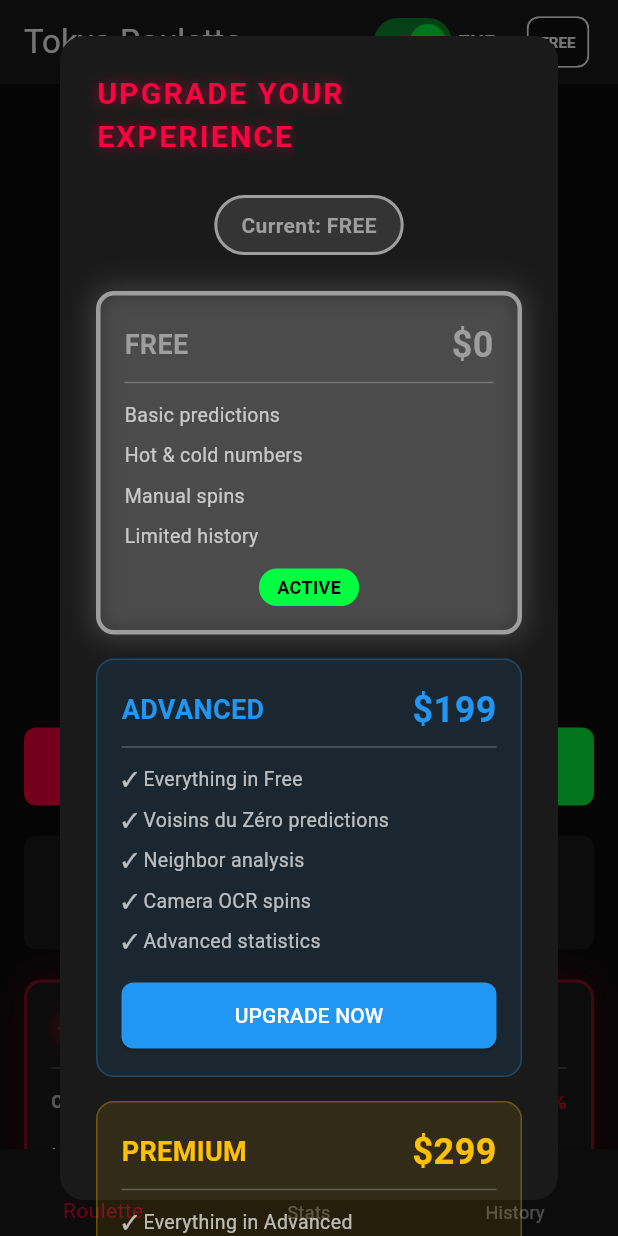
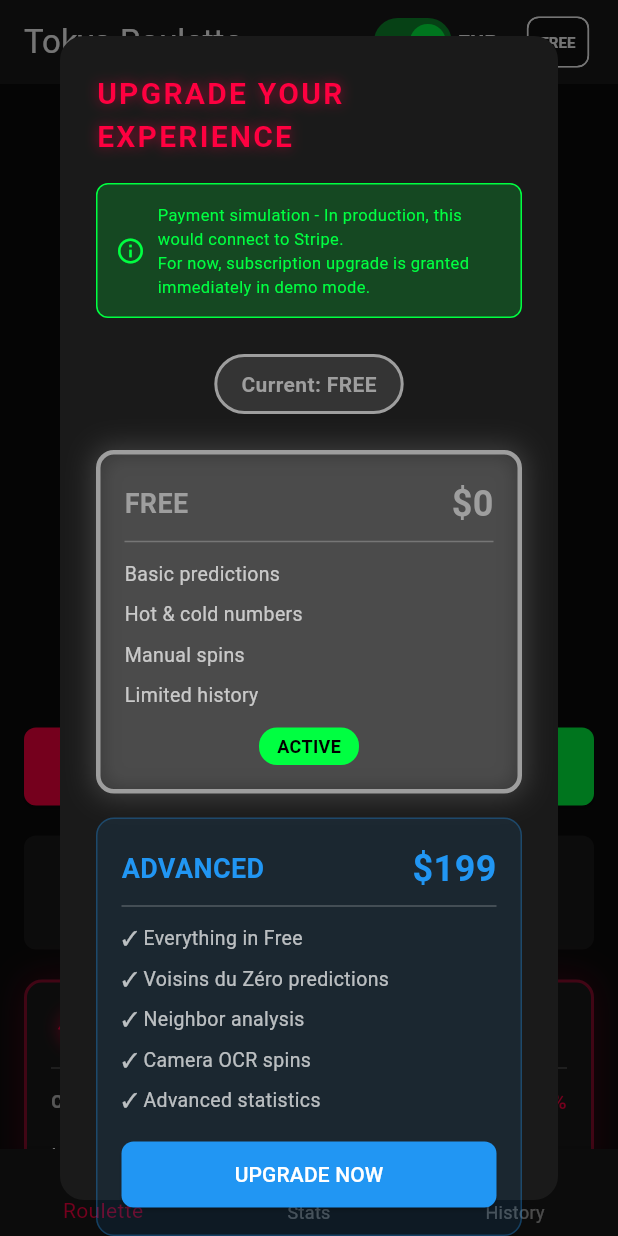
Before and after one commit to Melampe001/Tokyoapps, a Flutter app: the screen it shows after launch, after a tap on "MANUAL SPIN", after a tap on "FREE", on a phone screen of 412 x 824 dp. Run offline on Flutter 3.47's test engine with Material 3 defaults, Android fonts, the phone set to English and light mode, and no system bars; our stand-ins replace camera, cloud_firestore, firebase_auth, firebase_core, fl_chart, image_picker and 4 more; missing offline and left inert: flutter_stripe, google_mlkit_text_recognition; accounts and stored records are empty; statements that could not run were skipped.

Commit message:
Add demo mode support for Firebase and Stripe simulation
Co-authored-by: Melampe001 <234979826+Melampe001@users.noreply.github.com>

```diff
--- a/lib/main.dart
+++ b/lib/main.dart
@@ -7,19 +7,33 @@ import 'viewmodels/roulette_viewmodel.dart';
 import 'viewmodels/auth_viewmodel.dart';
 import 'views/screens/splash_screen.dart';
 import 'utils/constants.dart';
+import 'utils/demo_mode.dart';
 
 void main() async {
   WidgetsFlutterBinding.ensureInitialized();
 
   // Initialize Firebase (with error handling for missing config)
-  try {
-    await Firebase.initializeApp();
-  } catch (e) {
-    print('Firebase initialization error: $e');
+  if (!DemoMode.isEnabled) {
+    try {
+      await Firebase.initializeApp();
+      print('Firebase initialized successfully');
+    } catch (e) {
+      print('Firebase initialization error: $e');
+      print('App will run in demo mode without Firebase');
+    }
+  } else {
+    print('Running in DEMO MODE - Firebase initialization skipped');
+    print(DemoMode.demoMessage);
   }
 
-  // Initialize Stripe
-  Stripe.publishableKey = AppConstants.stripePublishableKey;
+  // Initialize Stripe (only if not in demo mode)
+  if (!DemoMode.isEnabled) {
+    try {
+      Stripe.publishableKey = AppConstants.stripePublishableKey;
+    } catch (e) {
+      print('Stripe initialization error: $e');
+    }
+  }
 
   // Set preferred orientations (horizontal support)
   await SystemChrome.setPreferredOrientations([
--- /dev/null
+++ b/lib/utils/demo_mode.dart
@@ -0,0 +1,27 @@
+import 'package:flutter/foundation.dart';
+
+/// Demo mode configuration
+/// When enabled, the app works without Firebase or Stripe configuration
+class DemoMode {
+  // Set to true to enable demo mode (no Firebase/Stripe required)
+  static const bool enabled = true;
+
+  // Demo user ID
+  static const String demoUserId = 'demo-user-12345';
+
+  // Demo user email
+  static const String demoUserEmail = 'demo@tokyoroulette.com';
+
+  /// Check if app is running in demo mode
+  static bool get isEnabled => enabled || kDebugMode;
+
+  /// Get a message explaining demo mode
+  static String get demoMessage =>
+    'Running in DEMO MODE - Firebase and Stripe are simulated. '
+    'To use real features, configure Firebase and Stripe keys.';
+
+  /// Payment demo message
+  static String get paymentDemoMessage =>
+    'Payment simulation - In production, this would connect to Stripe.\n'
+    'For now, subscription upgrade is granted immediately in demo mode.';
+}
--- a/lib/viewmodels/auth_viewmodel.dart
+++ b/lib/viewmodels/auth_viewmodel.dart
@@ -1,25 +1,52 @@
 import 'package:flutter/foundation.dart';
 import 'package:firebase_auth/firebase_auth.dart';
 import 'package:cloud_firestore/cloud_firestore.dart';
+import '../utils/demo_mode.dart';
 
 class AuthViewModel extends ChangeNotifier {
-  final FirebaseAuth _auth = FirebaseAuth.instance;
-  final FirebaseFirestore _firestore = FirebaseFirestore.instance;
+  final FirebaseAuth? _auth = DemoMode.isEnabled ? null : FirebaseAuth.instance;
+  final FirebaseFirestore? _firestore = DemoMode.isEnabled ? null : FirebaseFirestore.instance;
 
   User? _currentUser;
   bool _isLoading = false;
   String? _errorMessage;
+  bool _isDemoMode = DemoMode.isEnabled;
 
   User? get currentUser => _currentUser;
   bool get isLoading => _isLoading;
   String? get errorMessage => _errorMessage;
-  bool get isAuthenticated => _currentUser != null;
+  bool get isAuthenticated => _currentUser != null || _isDemoMode;
+  bool get isDemoMode => _isDemoMode;
 
   AuthViewModel() {
-    _auth.authStateChanges().listen((User? user) {
-      _currentUser = user;
-      notifyListeners();
-    });
+    if (!_isDemoMode && _auth != null) {
+      _auth!.authStateChanges().listen((User? user) {
+        _currentUser = user;
+        notifyListeners();
+      });
+    } else if (_isDemoMode) {
+      // In demo mode, simulate an authenticated user
+      _simulateDemoUser();
+    }
+  }
+
+  /// Simulate a demo user for testing without Firebase
+  void _simulateDemoUser() {
+    // Create a mock user (not a real Firebase User, just simulated state)
+    _currentUser = null; // Firebase User not available in demo mode
+    // But isAuthenticated will return true because of _isDemoMode
+  }
+
+  /// Get user ID (works in both real and demo mode)
+  String get userId {
+    if (_isDemoMode) return DemoMode.demoUserId;
+    return _currentUser?.uid ?? '';
+  }
+
+  /// Get user email (works in both real and demo mode)
+  String get userEmail {
+    if (_isDemoMode) return DemoMode.demoUserEmail;
+    return _currentUser?.email ?? 'anonymous';
   }
 
   /// Sign in anonymously
@@ -29,12 +56,20 @@ class AuthViewModel extends ChangeNotifier {
       _errorMessage = null;
       notifyListeners();
 
-      final userCredential = await _auth.signInAnonymously();
+      if (_isDemoMode) {
+        // Demo mode: simulate successful sign-in
+        await Future.delayed(const Duration(milliseconds: 500));
+        _isLoading = false;
+        notifyListeners();
+        return true;
+      }
+
+      final userCredential = await _auth!.signInAnonymously();
       _currentUser = userCredential.user;
 
       // Create user document in Firestore
       if (_currentUser != null) {
-        await _firestore.collection('users').doc(_currentUser!.uid).set({
+        await _firestore!.collection('users').doc(_currentUser!.uid).set({
           'createdAt': FieldValue.serverTimestamp(),
           'lastLogin': FieldValue.serverTimestamp(),
           'subscriptionTier': 'free',
@@ -59,7 +94,15 @@ class AuthViewModel extends ChangeNotifier {
       _errorMessage = null;
       notifyListeners();
 
-      final userCredential = await _auth.signInWithEmailAndPassword(
+      if (_isDemoMode) {
+        // Demo mode: simulate successful sign-in
+        await Future.delayed(const Duration(milliseconds: 500));
+        _isLoading = false;
+        notifyListeners();
+        return true;
+      }
+
+      final userCredential = await _auth!.signInWithEmailAndPassword(
         email: email,
         password: password,
       );
@@ -67,7 +110,7 @@ class AuthViewModel extends ChangeNotifier {
 
       // Update last login
       if (_currentUser != null) {
-        await _firestore.collection('users').doc(_currentUser!.uid).update({
+        await _firestore!.collection('users').doc(_currentUser!.uid).update({
           'lastLogin': FieldValue.serverTimestamp(),
         });
       }
@@ -90,7 +133,15 @@ class AuthViewModel extends ChangeNotifier {
       _errorMessage = null;
       notifyListeners();
 
-      final userCredential = await _auth.createUserWithEmailAndPassword(
+      if (_isDemoMode) {
+        // Demo mode: simulate successful sign-up
+        await Future.delayed(const Duration(milliseconds: 500));
+        _isLoading = false;
+        notifyListeners();
+        return true;
+      }
+
+      final userCredential = await _auth!.createUserWithEmailAndPassword(
         email: email,
         password: password,
       );
@@ -98,7 +149,7 @@ class AuthViewModel extends ChangeNotifier {
 
       // Create user document
       if (_currentUser != null) {
-        await _firestore.collection('users').doc(_currentUser!.uid).set({
+        await _firestore!.collection('users').doc(_currentUser!.uid).set({
           'email': email,
           'createdAt': FieldValue.serverTimestamp(),
           'subscriptionTier': 'free',
@@ -118,7 +169,9 @@ class AuthViewModel extends ChangeNotifier {
 
   /// Sign out
   Future<void> signOut() async {
-    await _auth.signOut();
+    if (!_isDemoMode && _auth != null) {
+      await _auth!.signOut();
+    }
     _currentUser = null;
     notifyListeners();
   }
--- a/lib/viewmodels/roulette_viewmodel.dart
+++ b/lib/viewmodels/roulette_viewmodel.dart
@@ -9,13 +9,15 @@ import '../services/prediction_service.dart';
 import '../services/storage_service.dart';
 import '../services/camera_ocr_service.dart';
 import '../utils/logging.dart';
+import '../utils/demo_mode.dart';
 
 class RouletteViewModel extends ChangeNotifier {
   final RNGService _rngService = RNGService();
   final PredictionService _predictionService = PredictionService();
   final StorageService _storageService = StorageService();
   final CameraOCRService _cameraOCRService = CameraOCRService();
-  final FirebaseFirestore _firestore = FirebaseFirestore.instance;
+  final FirebaseFirestore? _firestore = DemoMode.isEnabled ? null : FirebaseFirestore.instance;
+  final bool _isDemoMode = DemoMode.isEnabled;
 
   // State
   bool _isEuropean = true;
@@ -102,12 +104,14 @@ class RouletteViewModel extends ChangeNotifier {
       // Save to storage
       await _storageService.saveSpinResult(spin);
 
-      // Save to Firebase if user is authenticated
+      // Save to Firebase if user is authenticated and not in demo mode
+      if (!_isDemoMode && _firestore != null) {
         try {
-        await _firestore.collection('spins').add(spin.toJson());
+          await _firestore!.collection('spins').add(spin.toJson());
         } catch (e) {
           // Ignore Firebase errors in offline mode - data is saved locally
           AppLogger.warning('Firebase save failed (offline?): $e');
+        }
       }
 
       // Update history
@@ -181,11 +185,13 @@ class RouletteViewModel extends ChangeNotifier {
       // Save to storage
       await _storageService.saveSpinResult(spin);
 
-      // Save to Firebase
+      // Save to Firebase (if not in demo mode)
+      if (!_isDemoMode && _firestore != null) {
         try {
-        await _firestore.collection('spins').add(spin.toJson());
+          await _firestore!.collection('spins').add(spin.toJson());
         } catch (e) {
           AppLogger.warning('Firebase save failed (offline?): $e');
+        }
       }
 
       // Update history
--- a/lib/views/screens/splash_screen.dart
+++ b/lib/views/screens/splash_screen.dart
@@ -2,6 +2,7 @@ import 'package:flutter/material.dart';
 import 'package:provider/provider.dart';
 import '../../viewmodels/auth_viewmodel.dart';
 import '../../utils/constants.dart';
+import '../../utils/demo_mode.dart';
 import 'main_screen.dart';
 
 class SplashScreen extends StatefulWidget {
@@ -114,6 +115,28 @@ class _SplashScreenState extends State<SplashScreen> with SingleTickerProviderSt
               const CircularProgressIndicator(
                 valueColor: AlwaysStoppedAnimation<Color>(AppColors.neonRed),
               ),
+              if (DemoMode.isEnabled) ...[
+                const SizedBox(height: 30),
+                Container(
+                  padding: const EdgeInsets.symmetric(horizontal: 24, vertical: 12),
+                  decoration: BoxDecoration(
+                    color: AppColors.neonGreen.withOpacity(0.2),
+                    borderRadius: BorderRadius.circular(8),
+                    border: Border.all(
+                      color: AppColors.neonGreen,
+                      width: 2,
+                    ),
+                  ),
+                  child: const Text(
+                    '🎮 DEMO MODE',
+                    style: TextStyle(
+                      color: AppColors.neonGreen,
+                      fontSize: 16,
+                      fontWeight: FontWeight.bold,
+                    ),
+                  ),
+                ),
+              ],
             ],
           ),
         ),
--- a/lib/views/widgets/subscription_upgrade_dialog.dart
+++ b/lib/views/widgets/subscription_upgrade_dialog.dart
@@ -4,6 +4,7 @@ import 'package:flutter_stripe/flutter_stripe.dart';
 import '../../viewmodels/roulette_viewmodel.dart';
 import '../../models/user_subscription.dart';
 import '../../utils/constants.dart';
+import '../../utils/demo_mode.dart';
 
 class SubscriptionUpgradeDialog extends StatelessWidget {
   const SubscriptionUpgradeDialog({super.key});
@@ -37,6 +38,40 @@ class SubscriptionUpgradeDialog extends StatelessWidget {
                 ],
               ),
             ),
+            const SizedBox(height: 16),
+
+            // Demo mode indicator
+            if (DemoMode.isEnabled)
+              Container(
+                padding: const EdgeInsets.all(12),
+                decoration: BoxDecoration(
+                  color: AppColors.neonGreen.withOpacity(0.2),
+                  borderRadius: BorderRadius.circular(8),
+                  border: Border.all(
+                    color: AppColors.neonGreen,
+                    width: 1,
+                  ),
+                ),
+                child: Row(
+                  children: [
+                    Icon(
+                      Icons.info_outline,
+                      color: AppColors.neonGreen,
+                      size: 20,
+                    ),
+                    const SizedBox(width: 8),
+                    Expanded(
+                      child: Text(
+                        DemoMode.paymentDemoMessage,
+                        style: TextStyle(
+                          color: AppColors.neonGreen,
+                          fontSize: 11,
+                        ),
+                      ),
+                    ),
+                  ],
+                ),
+              ),
             const SizedBox(height: 24),
 
             // Current tier
```
Lines whose indentation alone changed are shown as unchanged.
